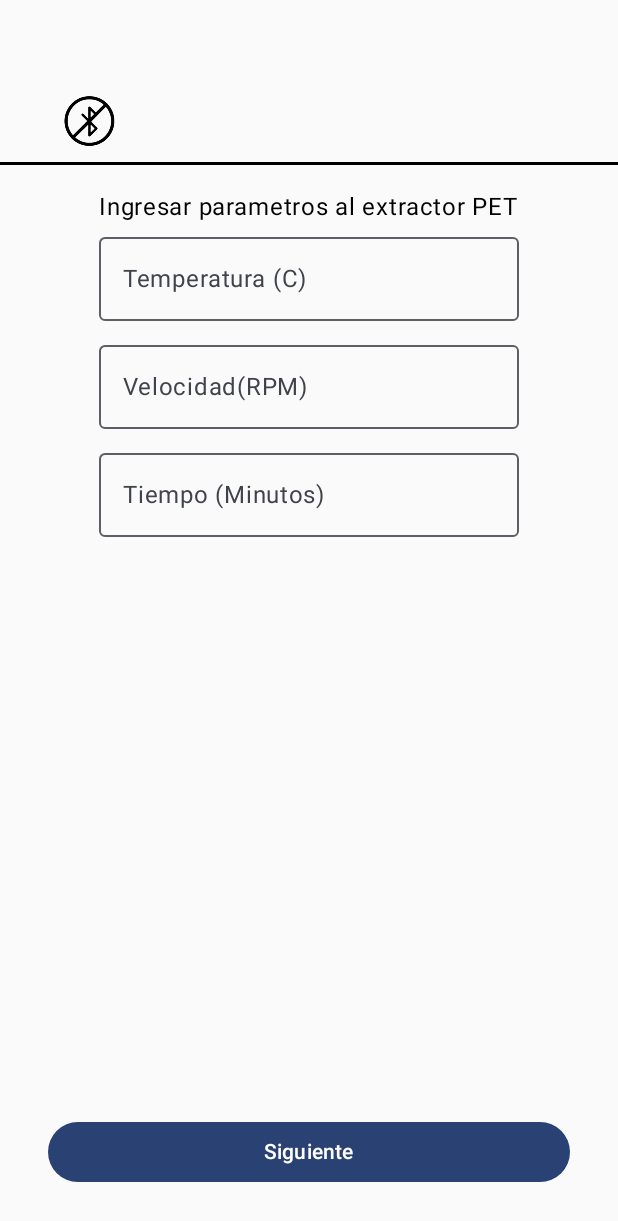
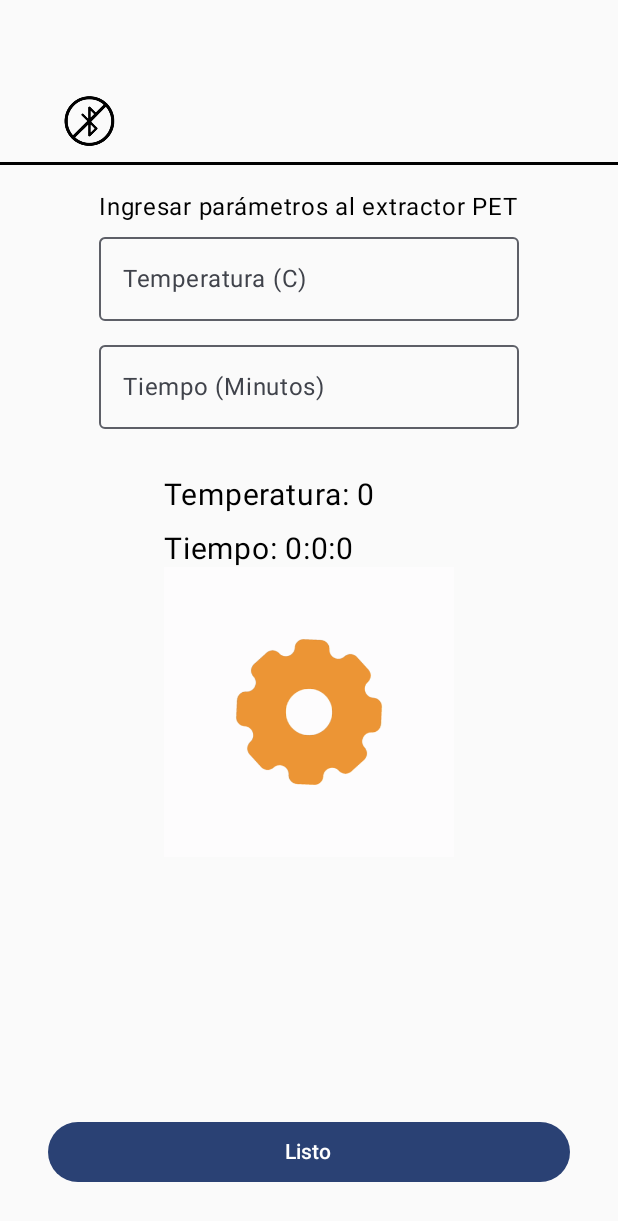
Before and after one commit to AlexHereThere/Extrusor_App, an Android app built with Jetpack Compose: the HomeScreen screen opened through its navigation route, on a phone screen of 412 x 824 dp. Shown: the top 1221 px of the screen. Run offline under Robolectric (Android 15) with nearby library versions, the phone set to English and light mode, and no system bars; libraries missing offline, so code that uses them is left out: coil.decode; 1 statement that could not run was skipped.

Commit message:
avances en home

```diff
--- a/app/build.gradle.kts
+++ b/app/build.gradle.kts
@@ -41,7 +41,9 @@ android {
 }
 
 dependencies {
-
+    //noinspection UseTomlInstead
+    implementation("io.coil-kt:coil-gif:2.5.0")
+    implementation("io.coil-kt:coil-compose:2.5.0")
     implementation(libs.androidx.core.ktx)
     implementation(libs.androidx.lifecycle.runtime.ktx)
     implementation(libs.androidx.activity.compose)
--- a/app/src/main/java/com/example/extrusor_interfaz_grafica/HomeScreen.kt
+++ b/app/src/main/java/com/example/extrusor_interfaz_grafica/HomeScreen.kt
@@ -1,10 +1,12 @@
 package com.example.extrusor_interfaz_grafica
 
 
-import android.util.Log
+
+import androidx.compose.animation.AnimatedContent
 import androidx.compose.foundation.layout.Arrangement
 import androidx.compose.foundation.layout.Column
 import androidx.compose.foundation.layout.Spacer
+import androidx.compose.foundation.layout.fillMaxHeight
 import androidx.compose.foundation.layout.fillMaxSize
 import androidx.compose.foundation.layout.fillMaxWidth
 import androidx.compose.foundation.layout.height
@@ -13,19 +15,22 @@ import androidx.compose.foundation.text.KeyboardOptions
 import androidx.compose.material3.Button
 import androidx.compose.material3.OutlinedTextField
 import androidx.compose.material3.Text
-import androidx.compose.material3.TextField
 import androidx.compose.runtime.Composable
 import androidx.compose.runtime.getValue
+import androidx.compose.runtime.mutableIntStateOf
 import androidx.compose.runtime.mutableStateOf
 import androidx.compose.runtime.remember
 import androidx.compose.runtime.setValue
 import androidx.compose.ui.Alignment
 import androidx.compose.ui.Modifier
+import androidx.compose.ui.platform.LocalContext
 import androidx.compose.ui.text.input.KeyboardType
 import androidx.compose.ui.unit.dp
-import com.example.extrusor_interfaz_grafica.componentes.NavBar
+import androidx.compose.ui.unit.sp
+import coil.compose.AsyncImage
+import coil.decode.GifDecoder
+import coil.request.ImageRequest
 import com.example.extrusor_interfaz_grafica.componentes.TopBar
-import java.time.temporal.Temporal
 
 @Composable
 fun HomeScreen(viewModel: BluetoothViewModel,navigateToWaiting :() -> Unit,navigateToLogin :() -> Unit) {
@@ -39,8 +44,7 @@ fun HomeScreen(viewModel: BluetoothViewModel,navigateToWaiting :() -> Unit,navig
         /*
             Contenido Epico
          */
-        Formulario{navigateToWaiting()}
-
+        FormularioYContenido()
     }
 
 
@@ -49,13 +53,20 @@ fun HomeScreen(viewModel: BluetoothViewModel,navigateToWaiting :() -> Unit,navig
 //Aqui se va a enviar por bluetooh, es decir aqui hay como un formulario, lo que esta aqui es
 // Text field para que se pueda leer esto
 @Composable
-fun Formulario(navigationToWaiting :() -> Unit) {
+fun FormularioYContenido() {
     var temperatura by remember { mutableStateOf("") }
-    var velocidad by remember { mutableStateOf("") }
     var tiempo by remember { mutableStateOf("") }
+    var tempActual by remember { mutableStateOf("0") }
+    var tiempoActual by remember { mutableStateOf("0:0:0") }
+    var screenState by remember { mutableIntStateOf(0) } // si no viene de fuera
+    val textoBoton = when (screenState) {
+        0 -> "Listo"
+        1 -> "Empezar"
+        else -> "Detener"
+    }
 
     Column(modifier = Modifier.padding(16.dp)) {
-        Text("Ingresar parametros al extractor PET")
+        Text("Ingresar parámetros al extractor PET")
         CustomtextField(
             value = temperatura,
             onValueChange = { if (it.length < 4) temperatura = it },
@@ -63,25 +74,62 @@ fun Formulario(navigationToWaiting :() -> Unit) {
         )
         Spacer(modifier = Modifier.height(8.dp))
         CustomtextField(
-            value = velocidad,
-            onValueChange = { if (it.length < 4) velocidad = it },
-            label = "Velocidad(RPM)"
-        )
-        Spacer(modifier = Modifier.height(8.dp))
-        CustomtextField(
             value = tiempo,
             onValueChange = { if (it.length < 4) tiempo = it },
             label = "Tiempo (Minutos)"
         )
+        Spacer(modifier = Modifier.height(16.dp))
+        if(screenState==1) {
+            Button(
+                onClick = {},
+                modifier = Modifier.fillMaxWidth(0.8f)
+
+            ) { Text("Cambiar") }
+        }
     }
-    Column(modifier = Modifier.padding(32.dp).fillMaxSize(), Arrangement.Bottom) {
+
+
+        Column(modifier = Modifier
+            .fillMaxHeight(0.50F),
+            verticalArrangement = Arrangement.Top) {
+            Text(
+                fontSize = 20.sp,
+                text = "Temperatura: $tempActual",
+
+                )
+            Spacer(Modifier.height(12.dp))
+            Text(
+                fontSize = 20.sp,
+                text = "Tiempo: $tiempoActual",
+
+                )
+
+            GifView(R.drawable.engranaje_gif, modifier = Modifier)
+        }
+
+    //boton inferior
+    Column(
+        modifier = Modifier
+            .padding(32.dp)
+            .fillMaxSize(),
+        verticalArrangement = Arrangement.Bottom
+    ) {
         Spacer(modifier = Modifier.height(16.dp))
-        Button(modifier = Modifier.fillMaxWidth(), onClick = {navigationToWaiting() }) {
-            Text("Siguiente")
+        Button(
+            modifier = Modifier.fillMaxWidth(),
+            onClick = {
+                screenState = if (screenState < 2) screenState + 1 else 0
+            }
+        ) {
+            AnimatedContent(
+                targetState = textoBoton,
+                label = "Button Text Animation"
+            ) { text ->
+                Text(text = text)
+            }
         }
     }
 }
-
 @Composable
 fun CustomtextField(
     label: String,
@@ -94,6 +142,31 @@ fun CustomtextField(
         keyboardOptions = KeyboardOptions(keyboardType = KeyboardType.Number)
     )
 }
+
+
+@Composable
+fun GifView(resourceId: Int, modifier: Modifier = Modifier) {
+    val context = LocalContext.current
+
+    // Cargador con soporte para GIFs
+    val imageLoader = coil.ImageLoader.Builder(context)
+        .components {
+            add(GifDecoder.Factory())
+        }
+        .build()
+
+    AsyncImage(
+        model = ImageRequest.Builder(context)
+            .data(resourceId) // Usa el ID de recurso, no una URL
+            .build(),
+        contentDescription = "GIF animado",
+        imageLoader = imageLoader,
+        modifier = modifier
+    )
+}
+
+
+
 /*
         NavBar()
         Spacer(modifier = Modifier.weight(1f))
--- a/app/src/main/java/com/example/extrusor_interfaz_grafica/LoginScreen.kt
+++ b/app/src/main/java/com/example/extrusor_interfaz_grafica/LoginScreen.kt
@@ -37,6 +37,7 @@ import com.example.extrusor_interfaz_grafica.ui.theme.azulito
 @SuppressLint("MissingPermission")
 @Composable
 fun LoginScreen(viewModel: BluetoothViewModel, navigateToHome: () -> Unit,navigateToLogin: () -> Unit) {
+    viewModel.disconnect() //desconectarse para poder conectarse de nuevo.
     var pairedDevices = viewModel.pairedDevices
     var popUp = remember { mutableStateOf(false) }
     Conectando(showPopup = popUp.value, onDismiss = {
@@ -56,23 +57,23 @@ fun LoginScreen(viewModel: BluetoothViewModel, navigateToHome: () -> Unit,naviga
             ListaDeBluetooh(
                 listaDeBluetooth = pairedDevices,
                 navigateToHome = { dispositivo ->
-                    viewModel.connectToDevice(
-                        dispositivo,
-                        onSuccess = {
+                    //viewModel.connectToDevice(
+                       // dispositivo,
+                        //onSuccess = {
                             popUp.value = true
                             navigateToHome()
-                        },
-                        onFailure = { e ->
-                           Log.e("Bluetooth", "No se pudo conectar: ${e.message}")
-                            // Puedes mostrar un Toast o un mensaje de error aquí
-                        }
-                    )
+                        //},
+                        //onFailure = { e ->
+                        //   Log.e("Bluetooth", "No se pudo conectar: ${e.message}")
+                        //    // Puedes mostrar un Toast o un mensaje de error aquí
+                        //}
+                    //)
                 }
             )
         }
             Button(
                 onClick = { viewModel.loadPaired() },//buscar mas dispositivos
-                modifier = Modifier.fillMaxWidth()
+                modifier = Modifier.fillMaxWidth().padding(32.dp)
 
             ) { Text("Buscar") }
     }
@@ -114,7 +115,7 @@ private fun ListaDeBluetooh(listaDeBluetooth: MutableState<Set<BluetoothDevice>>
     LazyColumn(
         contentPadding = androidx.compose.foundation.layout.PaddingValues(30.dp),
         verticalArrangement = Arrangement.spacedBy(30.dp),
-        modifier = Modifier.fillMaxHeight(0.9F)
+        modifier = Modifier.fillMaxHeight(0.85F)
     ) {
         items(listaDeBluetooth.value.toList()) { dispositivo ->
             BloqueDeBluetooth(dispositivo, tamano, navigateToHome = {navigateToHome(dispositivo)})
```
Also changed, not shown: app/src/main/res/drawable/engranaje.png (added), app/src/main/res/drawable/engranaje_gif.gif (added).
